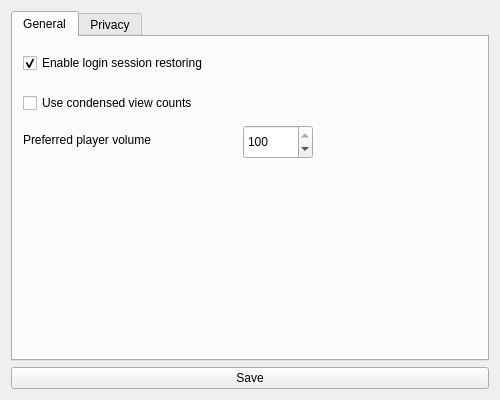
BowDown097/QtTube, file ui/settingsform.ui: the form before one commit.
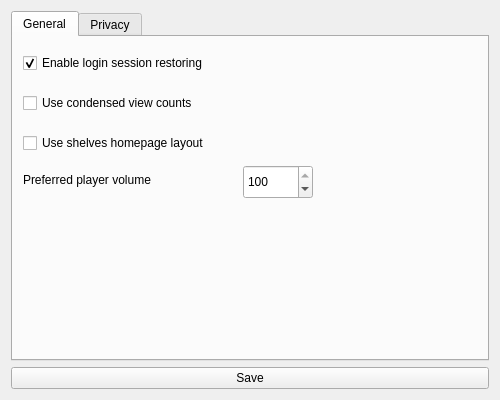
The form after the commit.

Commit message: Add shelves version of homepage

The edit to the form file:
```diff
--- a/ui/settingsform.ui
+++ b/ui/settingsform.ui
@@ -59,7 +59,7 @@
        <property name="geometry">
         <rect>
          <x>10</x>
-         <y>90</y>
+         <y>130</y>
          <width>220</width>
          <height>26</height>
         </rect>
@@ -72,7 +72,7 @@
        <property name="geometry">
         <rect>
          <x>230</x>
-         <y>88</y>
+         <y>128</y>
          <width>70</width>
          <height>34</height>
         </rect>
@@ -84,6 +84,22 @@
         <number>100</number>
        </property>
       </widget>
+      <widget class="QCheckBox" name="homeShelves">
+       <property name="geometry">
+        <rect>
+         <x>10</x>
+         <y>90</y>
+         <width>400</width>
+         <height>32</height>
+        </rect>
+       </property>
+       <property name="toolTip">
+        <string>As an example, &quot;135,230 views&quot; would be condensed to &quot;135.2k views.&quot;</string>
+       </property>
+       <property name="text">
+        <string>Use shelves homepage layout</string>
+       </property>
+      </widget>
      </widget>
      <widget class="QWidget" name="privacy">
       <attribute name="title">
```
The commit also changes 4 other files.
